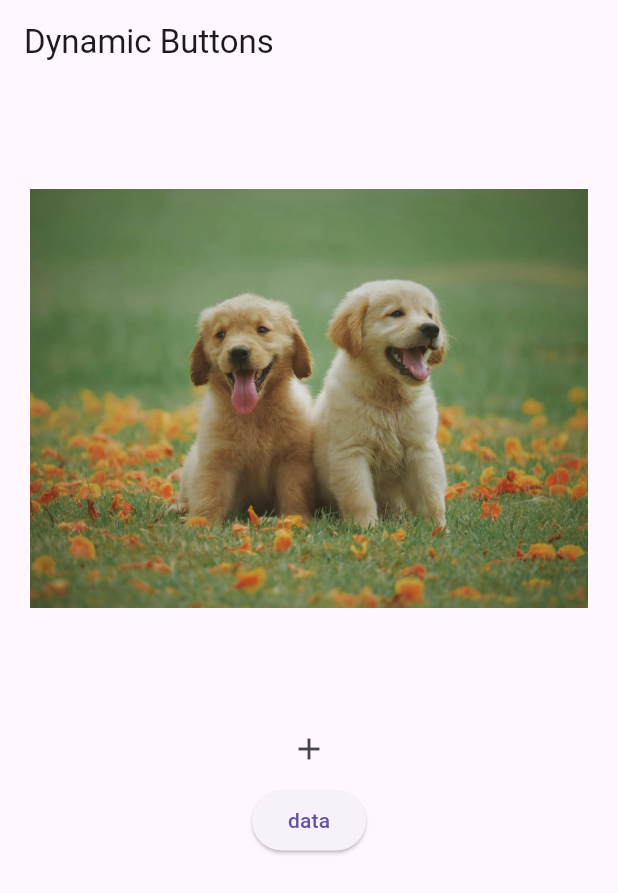
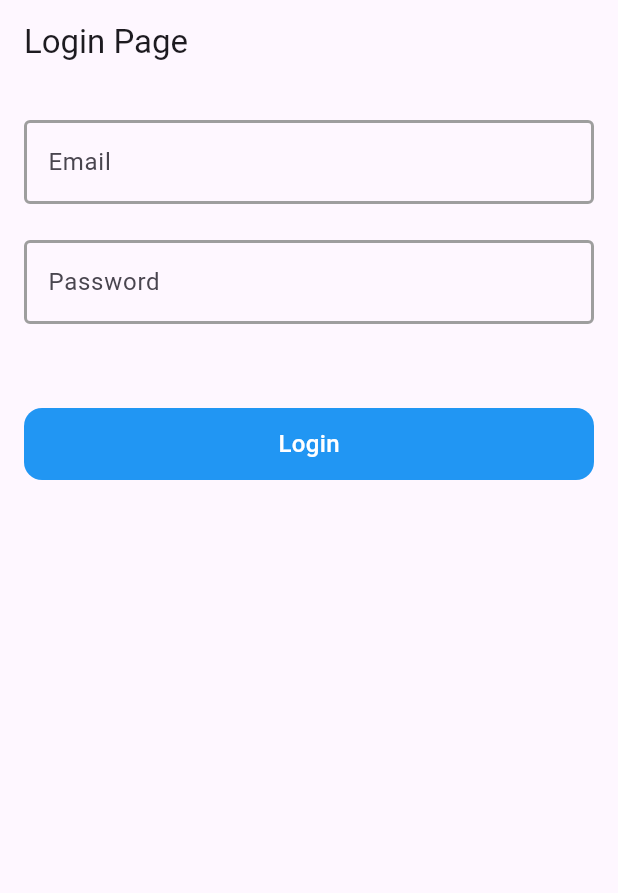
Before and after one commit to bidhan-skybase/Flutter-Class, a Flutter app: the screen it shows after launch, on a phone screen of 412 x 824 dp. Shown: the top 893 px of the screen. Run offline on Flutter 3.47's test engine with Material 3 defaults, Android fonts, the phone set to English and light mode, and no system bars.

Commit message:
feat: Add login flow

```diff
--- a/lib/main.dart
+++ b/lib/main.dart
@@ -1,5 +1,6 @@
 import 'package:demoapp/colors.dart';
 import 'package:demoapp/image_paths.dart';
+import 'package:demoapp/views/login_page.dart';
 import 'package:flutter/material.dart';
 
 void main() {
@@ -17,23 +18,7 @@ class MyApp extends StatelessWidget {
   @override
   Widget build(BuildContext context) {
     return MaterialApp(
-      home: Scaffold(
-        appBar: AppBar(title: Text('Dynamic Buttons')),
-        body: SingleChildScrollView(
-          child: Column(
-            children: [
-              Padding(
-                padding: const EdgeInsets.symmetric(horizontal: 20,vertical: 70),
-                child: Image.asset(ImagePaths.dogImage),
-              ),
-              IconButton(onPressed: () {}, icon: Icon(Icons.add)),
-              ElevatedButton(onPressed: (){}, child: Text("data"))
-              // Image.asset(ImagePaths.dogImage),
-              // Image.asset(ImagePaths.dogImage),
-            ],
-          ),
-        ),
-      ),
+      home: LoginPage(),
     );
   }
 }
--- /dev/null
+++ b/lib/views/home_page.dart
@@ -0,0 +1,21 @@
+import 'package:flutter/material.dart';
+
+class HomePage extends StatelessWidget {
+  final String email;
+
+  const HomePage({super.key, required this.email});
+
+  @override
+  Widget build(BuildContext context) {
+    return Scaffold(
+      appBar: AppBar(),
+      body: SingleChildScrollView(
+        child: Column(
+          crossAxisAlignment: CrossAxisAlignment.center,
+          mainAxisAlignment: MainAxisAlignment.center,
+          children: [Text("Home page"), Text(email)],
+        ),
+      ),
+    );
+  }
+}
--- /dev/null
+++ b/lib/views/login_page.dart
@@ -0,0 +1,87 @@
+import 'package:demoapp/views/home_page.dart';
+import 'package:flutter/material.dart';
+
+class LoginPage extends StatelessWidget {
+  const LoginPage({super.key});
+
+  @override
+  Widget build(BuildContext context) {
+    TextEditingController emailController = TextEditingController();
+    TextEditingController passwordController = TextEditingController();
+    return Scaffold(
+      appBar: AppBar(title: Text("Login Page")),
+      body: SingleChildScrollView(
+        child: Padding(
+          padding: const EdgeInsets.symmetric(horizontal: 16, vertical: 24),
+          child: Column(
+            children: [
+              TextField(
+                controller: emailController,
+                decoration: InputDecoration(
+                  hintText: "Email",
+                  enabledBorder: OutlineInputBorder(
+                    borderSide: BorderSide(width: 2.0, color: Colors.grey),
+                  ),
+                  focusedBorder: OutlineInputBorder(
+                    borderSide: BorderSide(width: 2.0, color: Colors.black),
+                  ),
+                ),
+              ),
+              SizedBox(height: 24),
+              TextField(
+                controller: passwordController,
+                obscureText: true,
+                decoration: InputDecoration(
+                  hintText: "Password",
+                  enabledBorder: OutlineInputBorder(
+                    borderSide: BorderSide(width: 2.0, color: Colors.grey),
+                  ),
+                  focusedBorder: OutlineInputBorder(
+                    borderSide: BorderSide(width: 2.0, color: Colors.black),
+                  ),
+                ),
+              ),
+              SizedBox(height: 56),
+              InkWell(
+                onTap: () {
+                  if (emailController.text == "bidhan@gmail.com" &&
+                      passwordController.text == "12345678") {
+                    print("Logged in successfully");
+                    Navigator.push(
+                      context,
+                      MaterialPageRoute(
+                        builder:
+                            (context) =>
+                                HomePage(email: emailController.text),
+                      ),
+                    );
+                  } else {
+                    print("Couldn't login");
+                  }
+                },
+                child: Container(
+                  height: 48,
+                  width: 500,
+                  decoration: BoxDecoration(
+                    color: Colors.blue,
+                    borderRadius: BorderRadius.circular(12),
+                  ),
+                  child: Center(
+                    child: Text(
+                      "Login",
+                      style: TextStyle(
+                        fontSize: 16,
+                        fontWeight: FontWeight.w500,
+                        color: Colors.white,
+                      ),
+                    ),
+                  ),
+                ),
+              ),
+            ],
+          ),
+        ),
+      ),
+    );
+  }
+}
```
Also changed, not shown: 1 other file.
